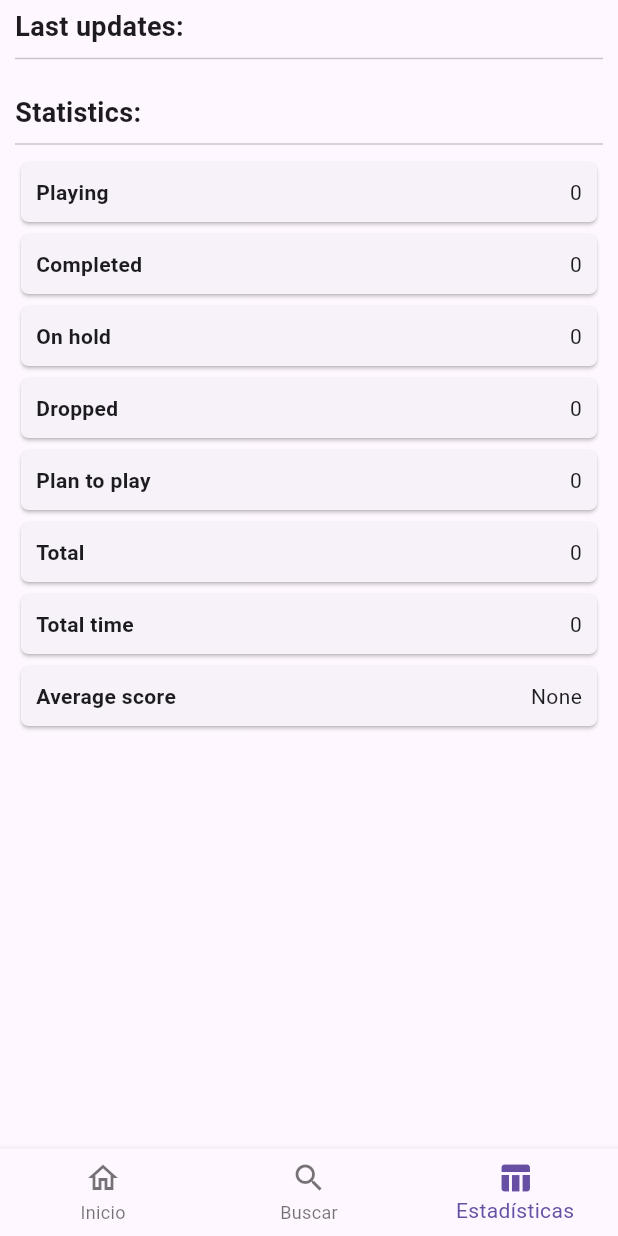
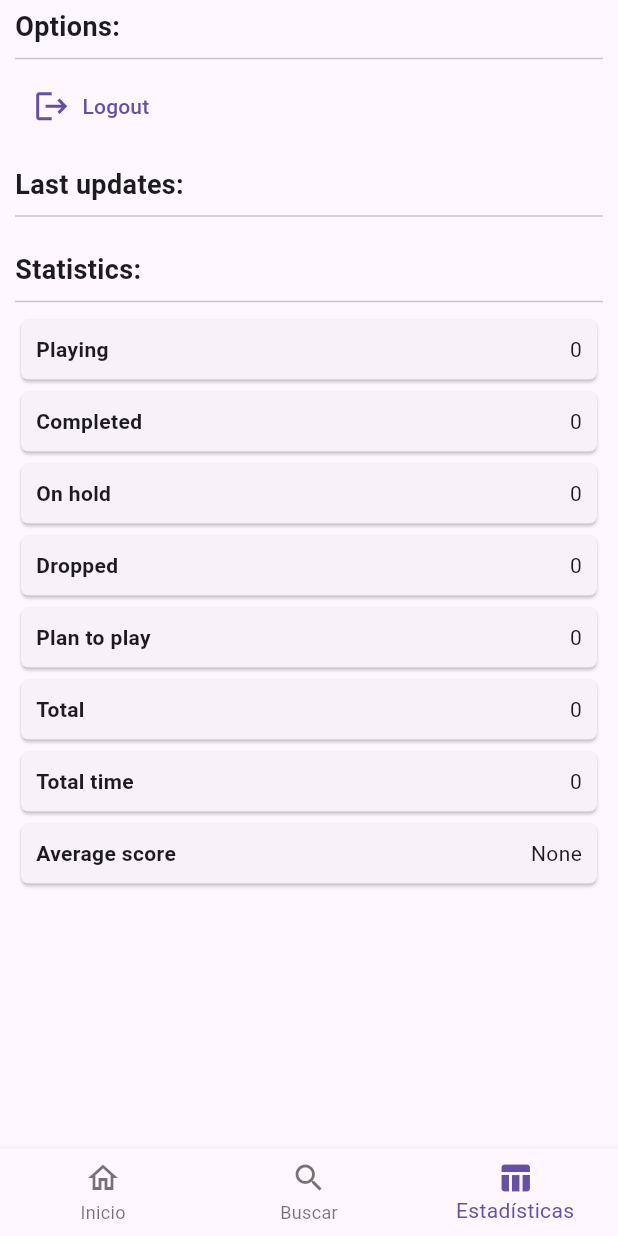
Before and after one commit to HugoReyHol/gestion_juegos, a Flutter app: the App screen opened by its route, item 3 of the bottom bar chosen, on a phone screen of 412 x 824 dp. Run offline on Flutter 3.47's test engine with Material 3 defaults, Android fonts, the phone set to English and light mode, and no system bars; our stand-ins replace flutter_riverpod, sqflite_common_ffi; accounts and stored records are empty.

Commit message:
Añadido logout en compactStats

```diff
--- a/lib/screens/stats.dart
+++ b/lib/screens/stats.dart
@@ -28,6 +28,27 @@ class Stats extends ConsumerWidget {
     return Column(
       crossAxisAlignment: CrossAxisAlignment.start,
       children: [
+        Text(
+          "Options:",
+          style: TextStyle(
+              fontWeight: FontWeight.bold,
+              fontSize: compactTitle
+          ),
+        ),
+        Divider(),
+        Row(
+          children: [
+            TextButton.icon(
+              label: Text("Logout"),
+              icon: Icon(Icons.logout),
+              style: ButtonStyle(
+                iconSize: WidgetStatePropertyAll(25),
+              ),
+              onPressed: () {},
+            )
+          ],
+        ),
+        SizedBox(height: 15,),
         Text(
           "Last updates:",
           style: TextStyle(
```
